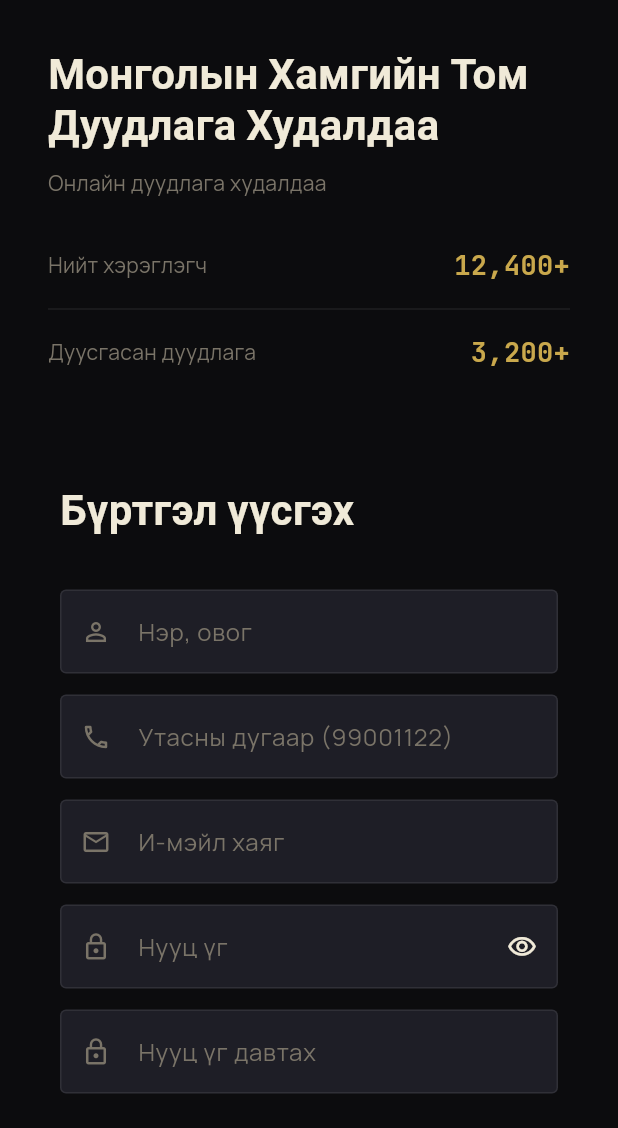
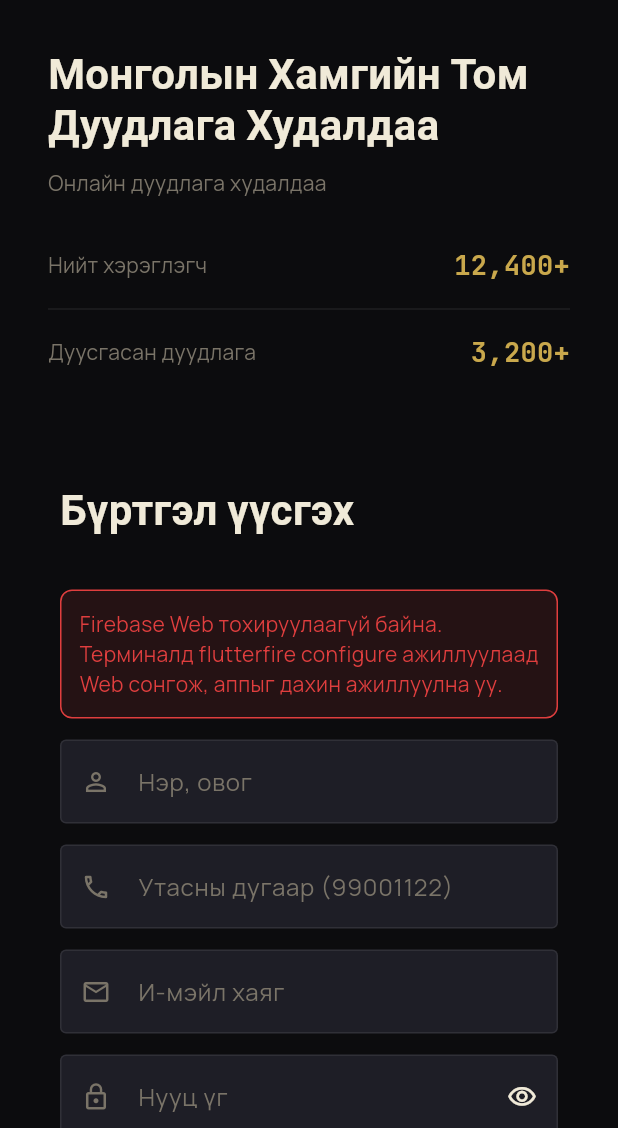
Before and after one commit to Amagazinee/dembee-auction, a Flutter app: the RegisterScreen screen opened by its route, on a phone screen of 412 x 824 dp, the part 108-1236 px from its top. Run offline on Flutter 3.47's test engine with Material 3 defaults, Android fonts, the phone set to English and light mode, and no system bars; our stand-ins replace cloud_firestore, firebase_auth, firebase_core, go_router, google_fonts; accounts and stored records are empty.

Commit message:
Block auth until Firebase is initialized; improve setup flow
- Replace setup skip button with retry after flutterfire configure
- Show Firebase warning banner on register screen
- Disable login/register when Firebase is not ready

Co-authored-by: Amagazinee <Amagazinee@users.noreply.github.com>

```diff
--- a/lib/screens/auth/register_screen.dart
+++ b/lib/screens/auth/register_screen.dart
@@ -3,6 +3,7 @@ import 'package:go_router/go_router.dart';
 
 import '../../core/errors/app_exception.dart';
 import '../../services/auth_service.dart';
+import '../../services/firebase_service.dart';
 import '../../theme/app_theme.dart';
 import '../../widgets/auth_split_layout.dart';
 
@@ -37,6 +38,12 @@ class _RegisterScreenState extends State<RegisterScreen> {
   }
 
   Future<void> _register() async {
+    if (!FirebaseService.isInitialized) {
+      setState(() => _errorMessage =
+          'Firebase холбогдоогүй байна. Тохиргоо хэсэг рүү очиж flutterfire configure хийнэ үү.');
+      return;
+    }
+
     if (!_formKey.currentState!.validate()) return;
 
     setState(() {
@@ -70,6 +77,22 @@ class _RegisterScreenState extends State<RegisterScreen> {
         child: Column(
           crossAxisAlignment: CrossAxisAlignment.stretch,
           children: [
+            if (!FirebaseService.isInitialized) ...[
+              Container(
+                padding: const EdgeInsets.all(12),
+                decoration: BoxDecoration(
+                  color: AppTheme.destructive.withValues(alpha: 0.12),
+                  borderRadius: BorderRadius.circular(8),
+                  border: Border.all(color: AppTheme.destructive),
+                ),
+                child: Text(
+                  'Firebase Web тохируулаагүй байна. Терминалд flutterfire configure '
+                  'ажиллуулаад Web сонгож, аппыг дахин ажиллуулна уу.',
+                  style: AppTheme.bodyStyle.copyWith(color: AppTheme.destructive),
+                ),
+              ),
+              const SizedBox(height: 14),
+            ],
             AuthTextField(
               controller: _nameController,
               hint: 'Нэр, овог',
@@ -134,7 +157,9 @@ class _RegisterScreenState extends State<RegisterScreen> {
             ],
             const SizedBox(height: 24),
             ElevatedButton(
-              onPressed: _isLoading ? null : _register,
+              onPressed: (_isLoading || !FirebaseService.isInitialized)
+                  ? null
+                  : _register,
               style: ElevatedButton.styleFrom(
                 padding: const EdgeInsets.symmetric(vertical: 16),
               ),
```
Also changed, not shown: lib/screens/auth/login_screen.dart (+10 -1 lines), lib/screens/setup/setup_screen.dart (+54 -4 lines).
